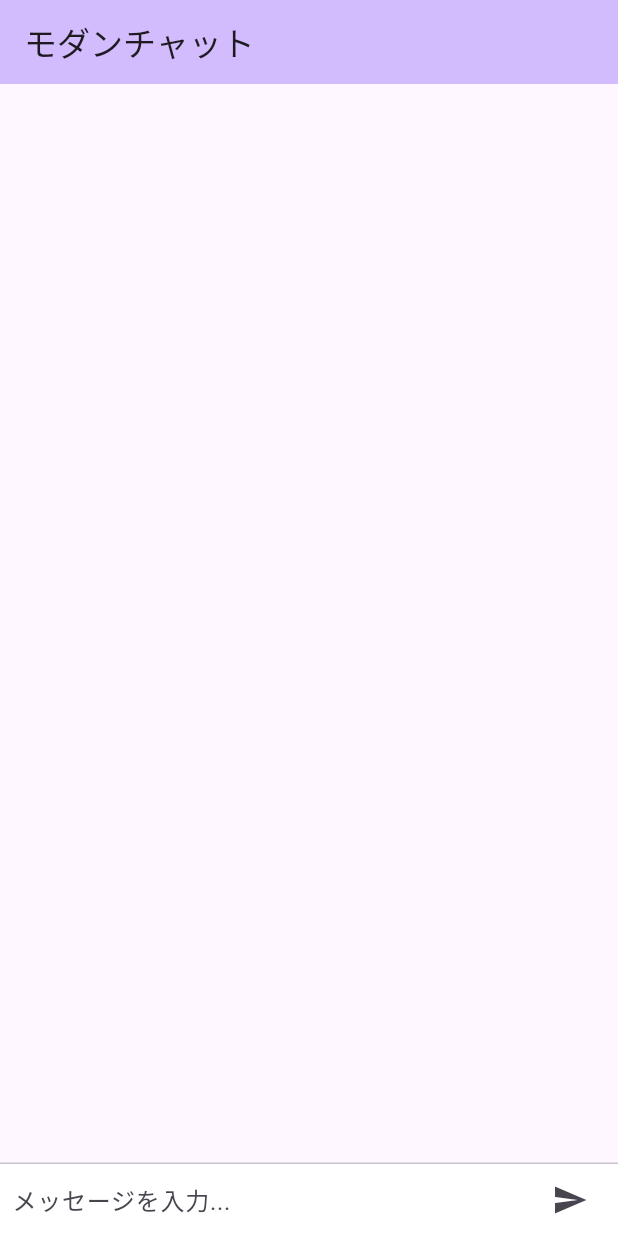
After one commit to SakagamiTaichi/ai_english, a Flutter app: the ChatPage screen opened directly, after a tap on the "send" icon, on a phone screen of 412 x 824 dp. The commit adds this screen. Run offline on Flutter 3.47's test engine with Material 3 defaults, Android fonts, the phone set to English and light mode, and no system bars; our stand-ins replace flutter_riverpod, freezed_annotation, riverpod_annotation; generated files the repository leaves out were written again.

Commit message:
チャットページをriverpodやfreezedを用いてリファクタリング

```diff
--- /dev/null
+++ b/lib/features/chat/pages/chat_page.dart
@@ -0,0 +1,67 @@
+import 'package:ai_english/features/chat/pages/widgets/message_bubble.dart';
+import 'package:ai_english/features/chat/providers/chat_provider.dart';
+import 'package:flutter/material.dart';
+import 'package:flutter_riverpod/flutter_riverpod.dart';
+
+class ChatPage extends ConsumerWidget {
+  ChatPage({super.key});
+
+  final TextEditingController _controller = TextEditingController();
+
+  void _sendMessage(WidgetRef ref) {
+    final text = _controller.text.trim();
+    if (text.isEmpty) return;
+
+    ref.read(chatNotifierProvider.notifier).sendMessage(text);
+    _controller.clear();
+  }
+
+  @override
+  Widget build(BuildContext context, WidgetRef ref) {
+    final messages = ref.watch(chatNotifierProvider);
+
+    return Scaffold(
+      appBar: AppBar(
+        backgroundColor: Theme.of(context).colorScheme.inversePrimary,
+        title: const Text('モダンチャット'),
+      ),
+      body: Column(
+        children: [
+          Expanded(
+            child: ListView.builder(
+              reverse: false,
+              padding: const EdgeInsets.all(8.0),
+              itemCount: messages.length,
+              itemBuilder: (context, index) {
+                return MessageBubble(message: messages[index]);
+              },
+            ),
+          ),
+          const Divider(height: 1),
+          Container(
+            padding: const EdgeInsets.symmetric(horizontal: 8.0),
+            color: Colors.white,
+            child: Row(
+              children: [
+                Expanded(
+                  child: TextField(
+                    controller: _controller,
+                    decoration: const InputDecoration(
+                      hintText: 'メッセージを入力...',
+                      border: InputBorder.none,
+                    ),
+                    onSubmitted: (value) => _sendMessage(ref),
+                  ),
+                ),
+                IconButton(
+                  icon: const Icon(Icons.send),
+                  onPressed: () => _sendMessage(ref),
+                ),
+              ],
+            ),
+          ),
+        ],
+      ),
+    );
+  }
+}
```
Also changed, not shown: lib/features/chat/models/message.dart (added, +16 -0 lines), lib/features/chat/pages/widgets/message_bubble.dart (added, +32 -0 lines), lib/features/chat/providers/chat_provider.dart (added, +36 -0 lines), lib/features/conversation/pages/conversation_page.dart (deleted, +0 -101 lines), lib/main.dart (+8 -18 lines), lib/features/chat/models/message.freezed.dart (added), lib/features/chat/models/message.g.dart (added), lib/features/chat/providers/chat_provider.g.dart (added).
